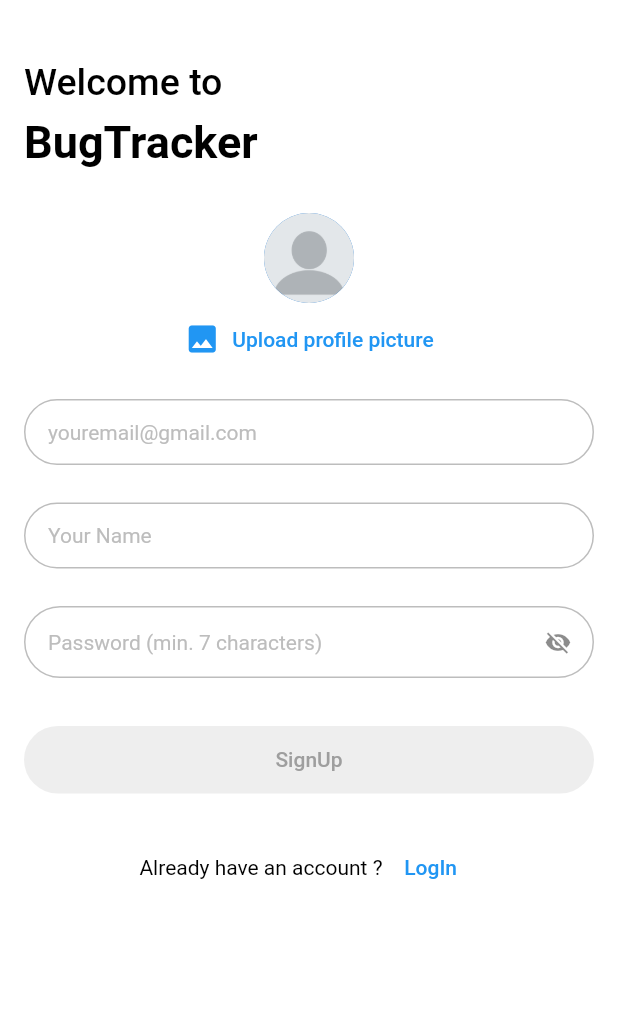
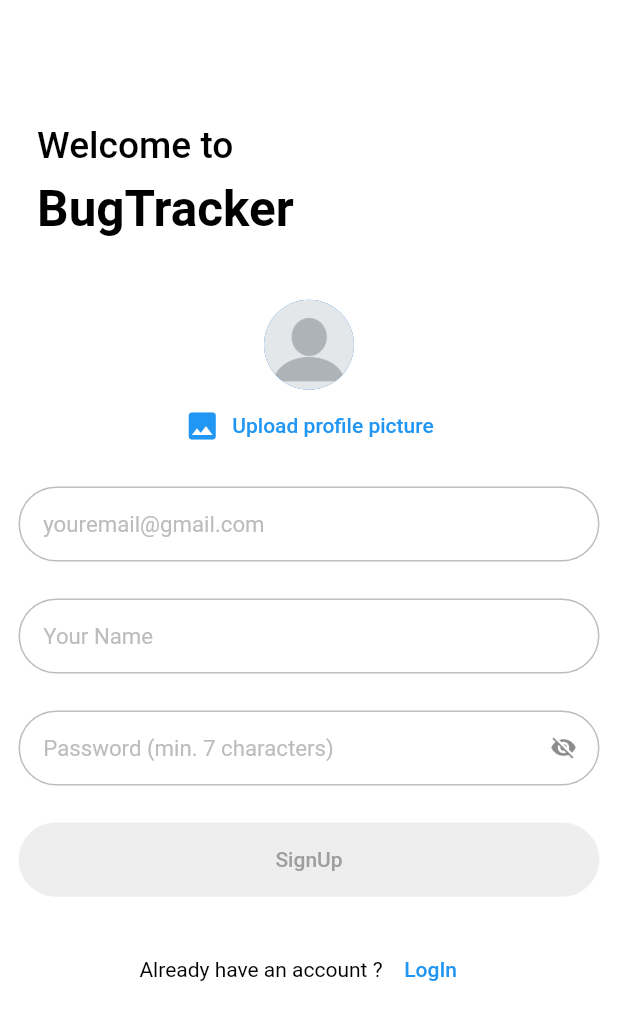
Before and after one commit to RohanSengupta326/BugTracker, a Flutter app: the screen it shows after launch, on a phone screen of 412 x 824 dp. Shown: the top 1020 px of the screen. Run offline on Flutter 3.47's test engine with Material 2 defaults, Android fonts, the phone set to English and light mode, and no system bars; our stand-ins replace cloud_firestore, firebase_auth, firebase_core, firebase_storage, font_awesome_flutter, get and 2 more; missing offline and left inert: android_intent_plus, device_apps; accounts and stored records are empty.

Commit message:
Screen Size responsive SignUp Page

```diff
--- a/lib/views/pages/authPage/authPage.dart
+++ b/lib/views/pages/authPage/authPage.dart
@@ -87,61 +87,60 @@ class _AuthPageState extends State<AuthPage> {
           return Column(
             children: [
               // design
-              const SizedBox(
-                height: ConstValues.VALUE_40,
+              SizedBox(
+                height: Get.height * 0.1,
               ),
 
               Align(
                 alignment: Alignment.topLeft,
                 child: Container(
-                  margin: const EdgeInsets.only(left: ConstValues.VALUE_16),
-                  child: const Text(
+                  margin: EdgeInsets.only(left: Get.height * 0.03),
+                  child: Text(
                     'Welcome to ',
                     textAlign: TextAlign.start,
                     style: TextStyle(
                         color: ConstColors.APP_FONT_COLOR,
-                        fontSize: 25,
+                        fontSize: Get.height * 0.03,
                         fontWeight: FontWeight.w500),
                   ),
                 ),
               ),
-              const SizedBox(height: ConstValues.VALUE_16 / 2),
+              SizedBox(height: Get.height * 0.01),
               Align(
                 alignment: Alignment.topLeft,
                 child: Container(
-                  margin: const EdgeInsets.only(left: ConstValues.VALUE_16),
-                  child: const Text(
+                  margin: EdgeInsets.only(left: Get.height * 0.03),
+                  child: Text(
                     'BugTracker',
                     textAlign: TextAlign.start,
                     style: TextStyle(
                         color: ConstColors.APP_FONT_COLOR,
-                        fontSize: 30,
+                        fontSize: Get.height * 0.04,
                         fontWeight: FontWeight.bold),
                   ),
                 ),
               ),
 
-              const SizedBox(height: 30),
+              SizedBox(height: Get.height * 0.05),
 
               Container(
-                margin: const EdgeInsets.symmetric(
-                    horizontal: ConstValues.VALUE_16),
+                margin: EdgeInsets.symmetric(horizontal: Get.width * 0.03),
                 child: Form(
                   key: _formKey,
                   onChanged: isValidDetails,
                   child: Column(
                     mainAxisSize: MainAxisSize.min,
                     //dont take as much space as possible but as minimum as needed
+
                     children: <Widget>[
                       if (!_isLogin.value)
                         // registering user so upload image section else not
                         UploadImage(imagePicker),
-                      const SizedBox(height: ConstValues.VALUE_16),
-                      SizedBox(
-                        child: TextFormField(
-                          style: const TextStyle(
+                      SizedBox(height: Get.height * 0.02),
+                      TextFormField(
+                        style: TextStyle(
                           color: ConstColors.APP_FONT_COLOR,
-                            fontSize: 14,
+                          fontSize: Get.height * 0.018,
                         ),
                         cursorColor: ConstColors.PRIMARY_SWATCH_COLOR,
                         validator: (value) {
@@ -153,11 +152,14 @@ class _AuthPageState extends State<AuthPage> {
                         key: const ValueKey('email'),
                         keyboardType: TextInputType.emailAddress,
                         decoration: InputDecoration(
-                            contentPadding: const EdgeInsets.only(
-                                left: 16, top: 14, bottom: 14, right: 16),
+                          contentPadding: EdgeInsets.only(
+                              left: Get.width * 0.04,
+                              top: Get.height * 0.02,
+                              bottom: Get.height * 0.02,
+                              right: Get.width * 0.04),
                           focusedBorder: OutlineInputBorder(
                             borderRadius: BorderRadius.circular(25.0),
-                              borderSide: BorderSide(color: Colors.grey),
+                            borderSide: BorderSide(color: Colors.blue),
                           ),
                           enabledBorder: OutlineInputBorder(
                             borderRadius: BorderRadius.circular(25.0),
@@ -174,7 +176,7 @@ class _AuthPageState extends State<AuthPage> {
                           focusedErrorBorder: OutlineInputBorder(
                             borderRadius: BorderRadius.circular(25.0),
                             borderSide: BorderSide(
-                                color: Colors.grey.shade400,
+                              color: Colors.blue,
                             ),
                           ),
                           isDense: true,
@@ -191,23 +193,21 @@ class _AuthPageState extends State<AuthPage> {
                           hintText: 'youremail@gmail.com',
                           hintStyle: TextStyle(
                             color: Colors.grey.shade400,
-                              fontSize: 14,
+                            fontSize: Get.height * 0.018,
                           ),
                         ),
                         onSaved: (value) {
                           _userEmail = value as String;
                         },
                       ),
-                      ),
-                      const SizedBox(
-                        height: 25,
+                      SizedBox(
+                        height: Get.height * 0.03,
                       ),
                       if (!_isLogin.value)
-                        Container(
-                          child: TextFormField(
-                            style: const TextStyle(
+                        TextFormField(
+                          style: TextStyle(
                             color: ConstColors.APP_FONT_COLOR,
-                              fontSize: 14,
+                            fontSize: Get.height * 0.018,
                           ),
                           cursorColor: ConstColors.PRIMARY_SWATCH_COLOR,
                           validator: (value) {
@@ -219,12 +219,14 @@ class _AuthPageState extends State<AuthPage> {
                           },
                           key: const ValueKey('Name'),
                           decoration: InputDecoration(
-                              contentPadding: const EdgeInsets.only(
-                                  left: 16, top: 14, bottom: 14, right: 16),
+                            contentPadding: EdgeInsets.only(
+                                left: Get.width * 0.04,
+                                top: Get.height * 0.02,
+                                bottom: Get.height * 0.02,
+                                right: Get.width * 0.04),
                             focusedBorder: OutlineInputBorder(
                               borderRadius: BorderRadius.circular(25.0),
-                                borderSide:
-                                    BorderSide(color: Colors.grey.shade400),
+                              borderSide: BorderSide(color: Colors.blue),
                             ),
                             enabledBorder: OutlineInputBorder(
                               borderRadius: BorderRadius.circular(25.0),
@@ -235,7 +237,7 @@ class _AuthPageState extends State<AuthPage> {
                             focusedErrorBorder: OutlineInputBorder(
                               borderRadius: BorderRadius.circular(25.0),
                               borderSide: BorderSide(
-                                  color: Colors.grey.shade400,
+                                color: Colors.blue,
                               ),
                             ),
                             errorBorder: OutlineInputBorder(
@@ -255,21 +257,20 @@ class _AuthPageState extends State<AuthPage> {
                             hintText: 'Your Name',
                             hintStyle: TextStyle(
                               color: Colors.grey.shade400,
-                                fontSize: 14,
+                              fontSize: Get.height * 0.018,
                             ),
                           ),
                           onSaved: (value) {
                             _userName = value as String;
                           },
                         ),
+                      SizedBox(
+                        height: Get.height * 0.03,
                       ),
-                      const SizedBox(
-                        height: 25,
-                      ),
-                      Container(
-                        child: TextFormField(
-                          style: const TextStyle(
-                              color: ConstColors.APP_FONT_COLOR, fontSize: 14),
+                      TextFormField(
+                        style: TextStyle(
+                            color: ConstColors.APP_FONT_COLOR,
+                            fontSize: Get.height * 0.018),
                         cursorColor: ConstColors.PRIMARY_SWATCH_COLOR,
                         validator: (value) {
                           if (value!.isEmpty || value.length < 7) {
@@ -288,11 +289,14 @@ class _AuthPageState extends State<AuthPage> {
                                 ? Icon(Icons.visibility)
                                 : Icon(Icons.visibility_off),
                           ),
-                            contentPadding: const EdgeInsets.only(
-                                left: 16, top: 14, bottom: 14, right: 16),
+                          contentPadding: EdgeInsets.only(
+                              left: Get.width * 0.04,
+                              top: Get.height * 0.02,
+                              bottom: Get.height * 0.02,
+                              right: Get.width * 0.04),
                           focusedBorder: OutlineInputBorder(
                             borderRadius: BorderRadius.circular(25.0),
-                              borderSide: BorderSide(color: Colors.grey),
+                            borderSide: BorderSide(color: Colors.blue),
                           ),
                           enabledBorder: OutlineInputBorder(
                             borderRadius: BorderRadius.circular(25.0),
@@ -316,14 +320,14 @@ class _AuthPageState extends State<AuthPage> {
                           focusedErrorBorder: OutlineInputBorder(
                             borderRadius: BorderRadius.circular(25.0),
                             borderSide: BorderSide(
-                                color: Colors.grey.shade400,
+                              color: Colors.blue,
                             ),
                           ),
                           isDense: true,
                           hintText: 'Password (min. 7 characters)',
                           hintStyle: TextStyle(
                             color: Colors.grey.shade400,
-                              fontSize: 14,
+                            fontSize: Get.height * 0.018,
                           ),
                         ),
                         obscureText: !isPasswordVisible.value,
@@ -331,18 +335,15 @@ class _AuthPageState extends State<AuthPage> {
                           _userPassword = value as String;
                         },
                       ),
-                      ),
-                      const SizedBox(
-                        height: ConstValues.PADDING * 2,
-                      ),
+                      SizedBox(height: Get.height * 0.03),
                       if (controller.isLoadingAuth.value == true)
                         const CircularProgressIndicator(
                           color: ConstColors.PRIMARY_SWATCH_COLOR,
                         ),
                       if (controller.isLoadingAuth.value == false)
                         SizedBox(
-                          height: 45,
-                          width: double.infinity,
+                          height: Get.height * 0.06,
+                          width: Get.width,
                           child: ElevatedButton(
                             onPressed: () {
                               isActiveSubmitButton.value ? onSubmitted() : null;
@@ -367,8 +368,8 @@ class _AuthPageState extends State<AuthPage> {
                             ),
                           ),
                         ),
-                      const SizedBox(
-                        height: 25,
+                      SizedBox(
+                        height: Get.height * 0.03,
                       ),
                       Row(
                         mainAxisAlignment: MainAxisAlignment.center,
@@ -377,8 +378,7 @@ class _AuthPageState extends State<AuthPage> {
                             _isLogin.value
                                 ? 'Dont\'t have an account ? '
                                 : 'Already have an account ?',
-                            style: const TextStyle(
-                                color: ConstColors.APP_FONT_COLOR),
+                            style: TextStyle(color: ConstColors.APP_FONT_COLOR),
                           ),
                           TextButton(
                             style: const ButtonStyle(
@@ -395,8 +395,8 @@ class _AuthPageState extends State<AuthPage> {
                           ),
                         ],
                       ),
-                      const SizedBox(
-                        height: 25,
+                      SizedBox(
+                        height: Get.height * 0.03,
                       ),
                     ],
                   ),
```
Lines whose indentation alone changed are shown as unchanged.
